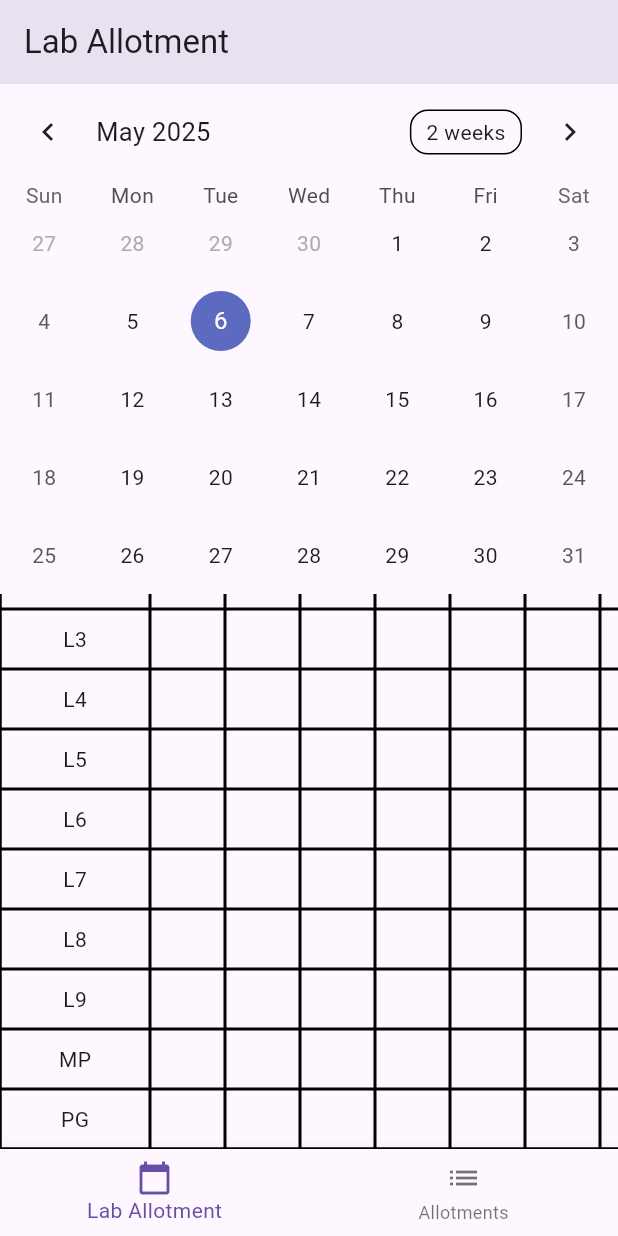
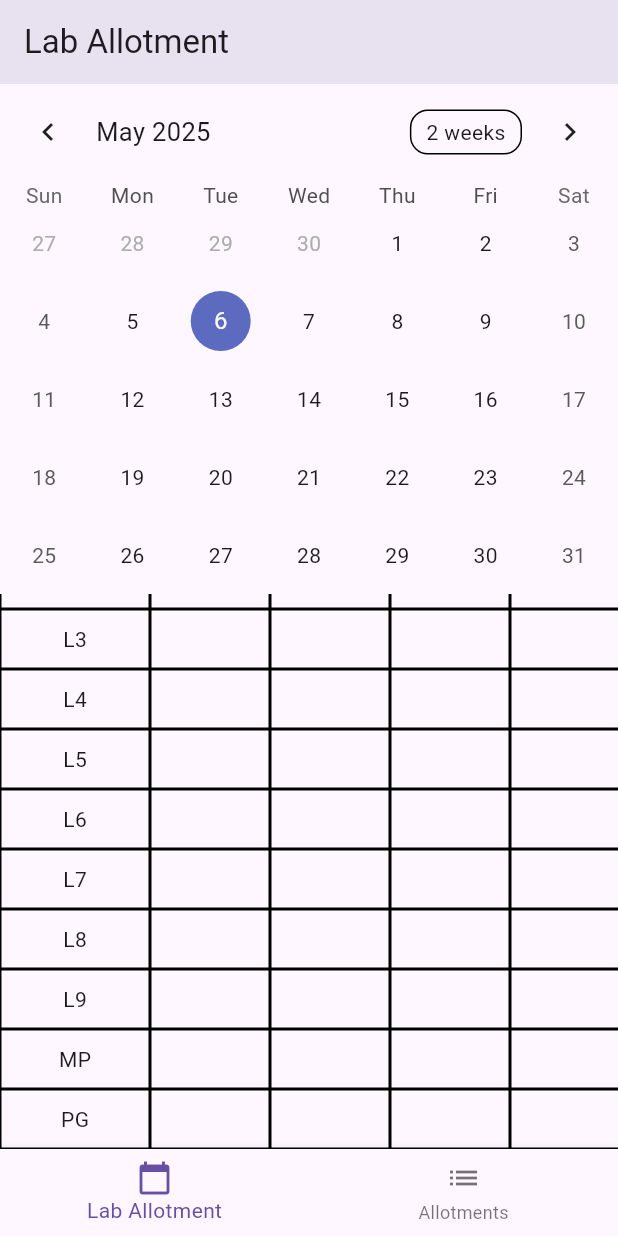
Before and after one commit to varunpnair92/fisatttflutter, a Flutter app: the screen it shows after launch, scrolled down 110 dp, on a phone screen of 412 x 824 dp. Run offline on Flutter 3.47's test engine with Material 3 defaults, Android fonts, the phone set to English and light mode, and no system bars; drawn by our look-alikes of table_calendar; our stand-ins replace firebase_auth, firebase_core, get, google_sign_in, open_file, pdf and 2 more; accounts and stored records are empty; network calls fail.

Commit message:
Scrolling ok for lab

```diff
--- a/lib/lab_allotment.dart
+++ b/lib/lab_allotment.dart
@@ -38,7 +38,8 @@ class LabAllotmentPage extends StatelessWidget {
             );
           }),
           Expanded(
-            child: Obx(() => _buildAllotmentTable(labController.selectedDate.value)),
+            child: Obx(
+                () => _buildAllotmentTable(labController.selectedDate.value)),
           ),
         ],
       ),
@@ -46,188 +47,140 @@ class LabAllotmentPage extends StatelessWidget {
   }
 
   Widget _buildAllotmentTable(DateTime selectedDate) {
-    final labs = ['L1', 'L2', 'L3', 'L4', 'L5', 'L6', 'L7', 'L8', 'L9', 'MP', 'PG'];
+    final labs = [
+      'L1',
+      'L2',
+      'L3',
+      'L4',
+      'L5',
+      'L6',
+      'L7',
+      'L8',
+      'L9',
+      'MP',
+      'PG'
+    ];
     final hours = ['H1', 'H2', 'H3', 'H4', 'LB', 'H5', 'H6', 'H7'];
-
-    // Convert selectedDate to a day string
-    final dayNames = ['Monday', 'Tuesday', 'Wednesday', 'Thursday', 'Friday','Saturday','Sunday'];
-    final dayString = dayNames[selectedDate.weekday - 1]; // Full day name
-
-    // Date format to use for parsing
+    final dayNames = [
+      'Monday',
+      'Tuesday',
+      'Wednesday',
+      'Thursday',
+      'Friday',
+      'Saturday',
+      'Sunday'
+    ];
+    final dayString = dayNames[selectedDate.weekday - 1];
     final DateFormat dateFormat = DateFormat('dd-MM-yyyy');
 
     return SingleChildScrollView(
       scrollDirection: Axis.vertical,
+      child: Row(
+        crossAxisAlignment: CrossAxisAlignment.start,
+        children: [
+          // Fixed lab name column
+          Column(
+            crossAxisAlignment: CrossAxisAlignment.start,
+            children: [
+              Container(
+                width: 100,
+                height: 40,
+                alignment: Alignment.center,
+                decoration: BoxDecoration(border: Border.all()),
+                child: Text('Lab'),
+              ),
+              ...labs.map((lab) => Container(
+                    width: 100,
+                    height: 40,
+                    alignment: Alignment.center,
+                    decoration: BoxDecoration(border: Border.all()),
+                    child: Text(lab),
+                  )),
+            ],
+          ),
+
+          // Scrollable hour table
+          Expanded(
             child: SingleChildScrollView(
               scrollDirection: Axis.horizontal,
               child: Column(
+                crossAxisAlignment: CrossAxisAlignment.start,
                 children: [
-            // Header Row for Hours
-            Table(
-              border: TableBorder.all(),
-              columnWidths: {
-                0: FixedColumnWidth(100), // Lab name column width
-                for (int i = 1; i < hours.length + 1; i++) i: FixedColumnWidth(50), // Hours column width
-              },
-              children: [
-                TableRow(
-                  children: [
-                    Container(
+                  // Hours header
+                  Row(
+                    children: hours
+                        .map((hour) => Container(
+                              width: 80,
+                              height: 40,
                               alignment: Alignment.center,
-                      height: 40,
-                      decoration: BoxDecoration(
-                        border: Border.all(),
+                              decoration: BoxDecoration(border: Border.all()),
+                              child: Text(hour),
+                            ))
+                        .toList(),
                   ),
-                      child: Text('L'),
-                    ),
-                    ...hours.map((hour) => Container(
-                      alignment: Alignment.center,
-                      height: 40,
-                      decoration: BoxDecoration(
-                        border: Border.all(),
-                      ),
-                      child: Text(hour),
-                    )).toList(),
-                  ],
-                ),
-                // Data Rows
+
+                  // Data rows
                   ...labs.map((lab) {
                     final labEntries = labController.labAllotments[lab] ?? [];
 
-                  // Filter entries based on the selected date
                     final dayEntries = labEntries.where((entry) {
                       try {
-                      final startDate = dateFormat.parse(entry['start_date'] ?? '');
-                      final endDate = dateFormat.parse(entry['end_date'] ?? '');
-                      bool dateInRange = selectedDate.isAfter(startDate.subtract(Duration(days: 1))) &&
-                                         selectedDate.isBefore(endDate.add(Duration(days: 1)));
+                        final startDate =
+                            dateFormat.parse(entry['start_date'] ?? '');
+                        final endDate =
+                            dateFormat.parse(entry['end_date'] ?? '');
+                        bool dateInRange = selectedDate.isAfter(
+                                startDate.subtract(Duration(days: 1))) &&
+                            selectedDate
+                                .isBefore(endDate.add(Duration(days: 1)));
                         bool correctDay = entry['day'] == dayString;
-
-                      // Debug output
-                      print('Start Date: $startDate, End Date: $endDate, Selected Date: $selectedDate, Day: $dayString');
-                      print('In Range: $dateInRange, Correct Day: $correctDay');
-
                         return dateInRange && correctDay;
                       } catch (e) {
-                      // Handle any parsing errors
                         print('Date parsing error: $e');
                         return false;
                       }
                     }).toList();
 
-                  List<Widget> hourCells = List.generate(hours.length, (index) {
-                    final hour = hours[index];
-
-                    // Map hour 8 to LB in the entry's hours string
-                    final mappedHour = hour == 'LB' ? '8' : hour.replaceFirst('H', '');
+                    return Row(
+                      children: hours.map((hour) {
+                        final mappedHour =
+                            hour == 'LB' ? '8' : hour.replaceFirst('H', '');
                         final matchingEntries = dayEntries.where((entry) {
-                      // Replace '8' with 'LB' for display purposes
-                      final entryHours = entry['hours']?.split(',').map((e) => e.trim()).toList();
+                          final entryHours = entry['hours']
+                              ?.split(',')
+                              .map((e) => e.trim())
+                              .toList();
                           return entryHours?.contains(mappedHour) ?? false;
                         }).toList();
 
                         final cellContent = matchingEntries.isNotEmpty
-                        ? matchingEntries.map((entry) {
-                            return '${entry['class_name']} - ${entry['subject_name']}';
-                          }).join('\n')
+                            ? matchingEntries
+                                .map((entry) =>
+                                    '${entry['class_name']} - ${entry['subject_name']}')
+                                .join('\n')
                             : '';
 
                         return Container(
+                          width: 80,
+                          height: 40,
                           alignment: Alignment.center,
-                      height: 40,
                           decoration: BoxDecoration(
                             border: Border.all(),
-                        color: matchingEntries.isNotEmpty ? Colors.blue[100] : null,
+                            color: matchingEntries.isNotEmpty
+                                ? Colors.blue[100]
+                                : null,
                           ),
                           child: Text(cellContent),
                         );
-                  });
-
-                  // Merge cells based on hours
-                  List<Widget> mergedHourCells = [];
-                  int index = 0;
-
-                  while (index < hours.length) {
-                    final hour = hours[index];
-                    final hourNumber = hour == 'LB' ? '8' : hour.replaceFirst('H', '');
-                    final matchingEntries = dayEntries.where((entry) {
-                      final entryHours = entry['hours']?.split(',').map((e) => e.trim()).toList();
-                      return entryHours?.contains(hourNumber) ?? false;
-                    }).toList();
-
-                    final cellContent = matchingEntries.isNotEmpty
-                        ? matchingEntries.map((entry) {
-                            return '${entry['class_name']} - ${entry['subject_name']}';
-                          }).join('\n')
-                        : '';
-
-                    if (cellContent.isNotEmpty) {
-                      int mergeEnd = index;
-
-                      // Determine the end index for merging
-                      while (mergeEnd + 1 < hours.length &&
-                             dayEntries.any((entry) {
-                               final entryHours = entry['hours']?.split(',').map((e) => e.trim()).toList();
-                               return entryHours?.contains(hours[mergeEnd + 1].replaceFirst('H', '')) ?? false;
-                             }) &&
-                             cellContent == hourCells[mergeEnd].toString()) {
-                        mergeEnd++;
-                      }
-
-                      // Add the merged cell
-                      mergedHourCells.add(
-                        _buildMergedCell(cellContent, mergeEnd - index + 1),
+                      }).toList(),
                     );
-
-                      index = mergeEnd + 1;
-                    } else {
-                      mergedHourCells.add(_buildEmptyCell());
-                      index++;
-                    }
-                  }
-
-                  return TableRow(
-                    children: [
-                      Container(
-                        alignment: Alignment.center,
-                        height: 40,
-                        decoration: BoxDecoration(
-                          border: Border.all(),
+                  }),
+                ],
               ),
-                        child: Text(lab),
             ),
-                      ...mergedHourCells,
-                    ],
-                  );
-                }).toList(),
-              ],
           ),
         ],
       ),
-      ),
-    );
-  }
-
-  Widget _buildMergedCell(String content, int colspan) {
-    return Container(
-      alignment: Alignment.center,
-      height: 40,
-      decoration: BoxDecoration(
-        border: Border.all(),
-        color: Colors.blue[100],
-      ),
-      child: Text(content),
-    );
-  }
-
-  Widget _buildEmptyCell() {
-    return Container(
-      alignment: Alignment.center,
-      height: 40,
-      decoration: BoxDecoration(
-        border: Border.all(),
-      ),
-      child: SizedBox.shrink(),
     );
   }
 }
```
Lines whose indentation alone changed are shown as unchanged.
